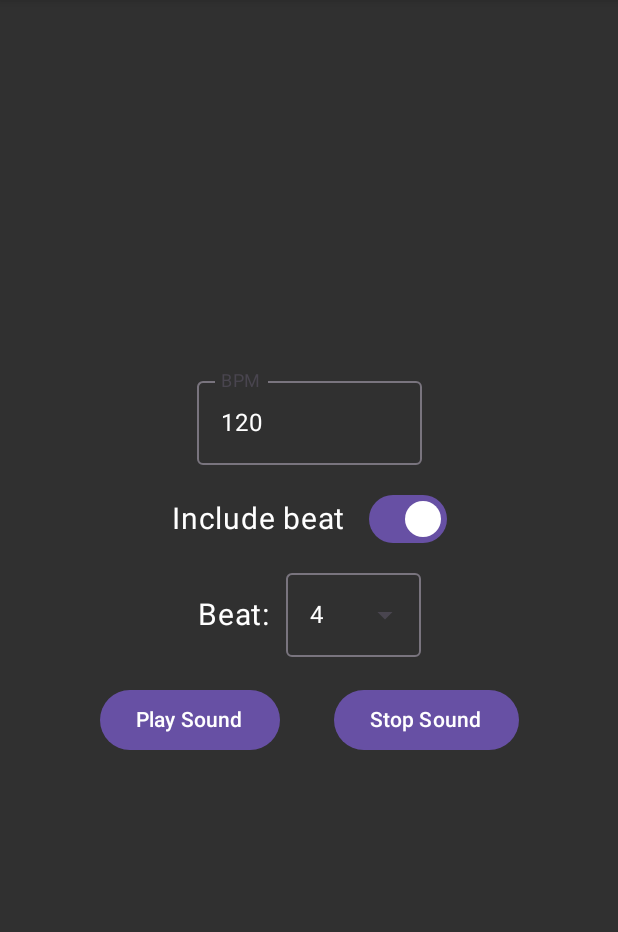
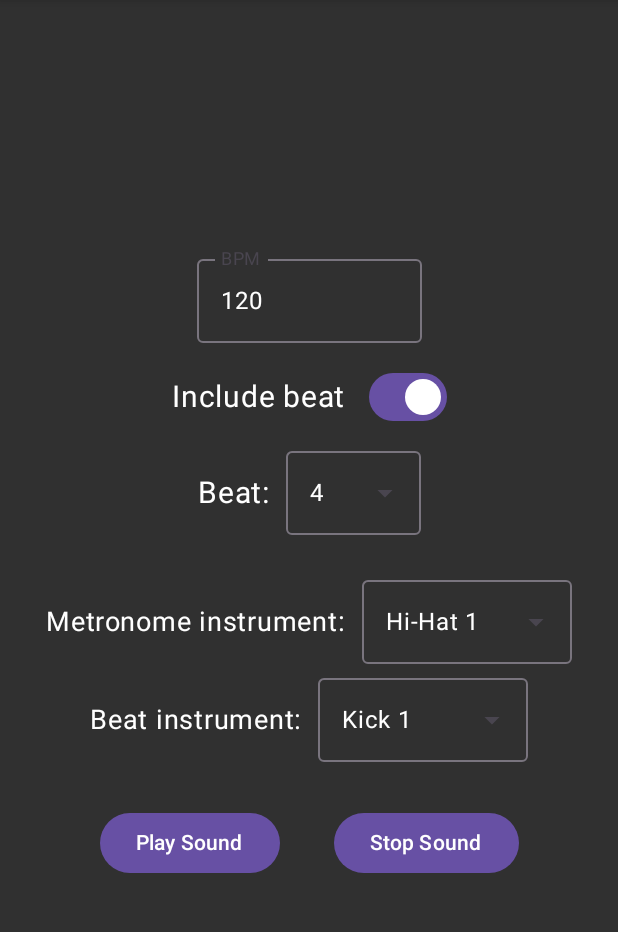
Before and after one commit to MisterChamster/mobilkiProjekt, an Android app built with Jetpack Compose: the screen it shows after launch (MainActivity), after a tap on "Play Sound", on a phone screen of 412 x 824 dp, the part 84-1016 px from its top. Run offline under Robolectric (Android 15) with nearby library versions, the phone set to English and light mode, and no system bars.

Commit message:
Choosing instrument

```diff
--- a/HELLO_PROJECT/app/src/main/java/com/example/hello_project/MainActivity.kt
+++ b/HELLO_PROJECT/app/src/main/java/com/example/hello_project/MainActivity.kt
@@ -62,13 +62,9 @@ class MainActivity : AppCompatActivity() {
             .setAudioAttributes(audioAttributes)
             .build()
 
-        val loaded_snrhigh = soundPool.load(this, R.raw.hi1, 1)
-        val loaded_snrlow = soundPool.load(this, R.raw.snr_high, 1)
-        soundPool.play(loaded_snrhigh, 0f, 0f, 1, 0, 1f)
-        soundPool.play(loaded_snrlow, 0f, 0f, 1, 0, 1f)
 
         setContent {
-            MainUI(soundPool, loaded_snrhigh, loaded_snrlow)
+            MainUI(soundPool)
         }
     }
 
@@ -147,8 +143,9 @@ class MainActivity : AppCompatActivity() {
 
     @OptIn(ExperimentalMaterial3Api::class)
     @Composable
-    fun DenominatorDropdown(selectedOptionDenominator: MutableState<String>) {
-        val options = listOf("2", "4", "8", "16", "32")
+    fun InstrumentDropdown(selectedInstrument: MutableState<String>,
+                           onInstrumentSelected: (String) -> Unit) {
+        val options = listOf("Hi-Hat 1", "Hi-Hat 2", "Hi-Hat 3", "Kick 1", "Kick 2", "Kick 3", "Kick 4", "Snare1", "Snare2", "Snare3", "Bruh")
         var expanded by remember { mutableStateOf(false) }
 
         ExposedDropdownMenuBox(
@@ -156,16 +153,15 @@ class MainActivity : AppCompatActivity() {
             onExpandedChange = { expanded = !expanded }
         ) {
             OutlinedTextField(
-                value = selectedOptionDenominator.value,
+                value = selectedInstrument.value,
                 onValueChange = {},
                 readOnly = true,
-//                label = { Text("Pick a fruit") },
                 trailingIcon = {
                     ExposedDropdownMenuDefaults.TrailingIcon(expanded)
                 },
                 modifier = Modifier
                     .menuAnchor()
-                    .width(90.dp),
+                    .width(140.dp),
                 colors = OutlinedTextFieldDefaults.colors(
                     disabledTextColor = Color.White,
                     focusedTextColor = Color.White,
@@ -181,8 +177,9 @@ class MainActivity : AppCompatActivity() {
                     DropdownMenuItem(
                         text = { Text(option) },
                         onClick = {
-                            selectedOptionDenominator.value = option
+                            selectedInstrument.value = option
                             expanded = false
+                            onInstrumentSelected(option)
                         }
                     )
                 }
@@ -204,11 +201,41 @@ class MainActivity : AppCompatActivity() {
 //  ---------------------------- MAIN UI ----------------------------
 //  -----------------------------------------------------------------
     @Composable
-    fun MainUI(soundPool: SoundPool, loaded_snrhigh: Int, loaded_snrlow: Int) {
+    fun MainUI(soundPool: SoundPool) {
         var textBPM by remember { mutableStateOf("120") }
         var selectedOptionNumerator = remember { mutableStateOf("4") }
 //        var selectedOptionDenominator = remember { mutableStateOf("4") }
         var isToggled = remember { mutableStateOf(true) }
+
+        var selectedMetronome = remember { mutableStateOf("Hi-Hat 1") }
+        var selectedBeat = remember { mutableStateOf("Kick 1") }
+
+        var loaded_metronome = soundPool.load(this, R.raw.hi1, 1)
+        var loaded_beat = soundPool.load(this, R.raw.kick1, 1)
+        soundPool.play(loaded_metronome, 0f, 0f, 1, 0, 1f)
+        soundPool.play(loaded_beat, 0f, 0f, 1, 0, 1f)
+
+        fun change_loaded(load_variable: String, instrument: String) {
+            val raw_instrument = when (instrument) {
+                "Hi-Hat 1" -> R.raw.hi1
+                "Hi-Hat 2" -> R.raw.hi2
+                "Hi-Hat 3" -> R.raw.hi3
+                "Kick 1"   -> R.raw.kick1
+                "Kick 2"   -> R.raw.kick2
+                "Kick 3"   -> R.raw.kick3
+                "Kick 4"   -> R.raw.kick4
+                "Snare 1"  -> R.raw.snare1
+                "Snare 2"  -> R.raw.snare2
+                "Snare 3"  -> R.raw.snare3
+                "Bruh"     -> R.raw.bruh1
+                else       -> return
+            }
+            if(load_variable == "metronome") {
+                loaded_metronome = soundPool.load(this, raw_instrument, 1)
+            } else if (load_variable == "beat") {
+                loaded_beat = soundPool.load(this, raw_instrument, 1)
+            }
+        }
 
         MaterialTheme {
             Column(modifier = Modifier.fillMaxSize(),
@@ -250,6 +277,32 @@ class MainActivity : AppCompatActivity() {
 //                    DenominatorDropdown(selectedOptionDenominator)
                 }
 
+                Spacer(modifier = Modifier.height(30.dp))
+
+                Row (
+                    verticalAlignment = Alignment.CenterVertically
+                ) {
+                    Text(text="Metronome instrument:  ", color=Color.White, fontSize = 18.sp)
+                    InstrumentDropdown(selectedMetronome){ instrument ->
+                        println("User selected: $instrument")
+                        change_loaded("metronome", instrument)
+                    }
+                }
+
+                Spacer(modifier = Modifier.height(9.dp))
+
+                Row (
+                    verticalAlignment = Alignment.CenterVertically
+                ) {
+                    Text(text="Beat instrument:  ", color=Color.White, fontSize = 18.sp)
+                    InstrumentDropdown(selectedBeat){ instrument ->
+                        println("User selected: $instrument")
+                        change_loaded("beat", instrument)
+                    }
+                }
+
+                Spacer(modifier = Modifier.height(12.dp))
+
                 Row {
                     StartSoundButton(onClick = {
                         println("BAHH")
@@ -274,14 +327,14 @@ class MainActivity : AppCompatActivity() {
                             fun playBeat() {
 //                                println(iter)
                                 if(iter!=1) {
-                                    soundPool.play(loaded_snrhigh, 1f, 1f, 1, 0, 1f)
+                                    soundPool.play(loaded_metronome, 1f, 1f, 1, 0, 1f)
                                     if(iter==numerator){
                                         iter = 1
                                     } else {
                                         iter += 1
                                     }
                                 } else {
-                                    soundPool.play(loaded_snrlow, 1f, 1f, 1, 0, 1f)
+                                    soundPool.play(loaded_beat, 1f, 1f, 1, 0, 1f)
                                     iter += 1
                                 }
                                 handler.postDelayed({
@@ -293,7 +346,7 @@ class MainActivity : AppCompatActivity() {
                         } else {
 //                            println("Hello metronome")
                             fun playMetronome() {
-                                soundPool.play(loaded_snrhigh, 1f, 1f, 1, 0, 1f)
+                                soundPool.play(loaded_metronome, 1f, 1f, 1, 0, 1f)
                                 handler.postDelayed({
                                     playMetronome()
                                 }, customLoopIntervalMs)
```
